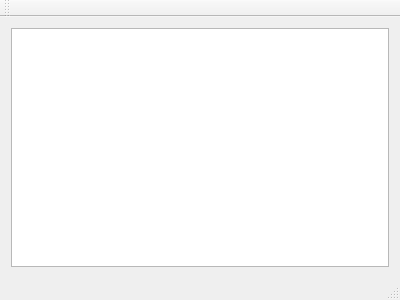
Before: the Qt Designer form biobos_model_test/mainwindow.ui in Drakenhielm/Biobokningssystem, drawn with Qt 5.
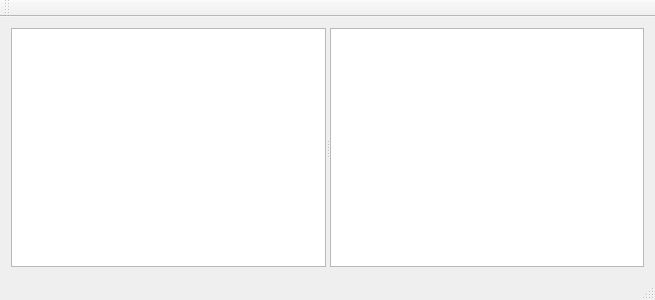
After: the same form once the commit is applied.

Patch:
```diff
--- a/biobos_model_test/mainwindow.ui
+++ b/biobos_model_test/mainwindow.ui
@@ -6,7 +6,7 @@
    <rect>
     <x>0</x>
     <y>0</y>
-    <width>400</width>
+    <width>655</width>
     <height>300</height>
    </rect>
   </property>
@@ -16,7 +16,13 @@
   <widget class="QWidget" name="centralWidget">
    <layout class="QHBoxLayout" name="horizontalLayout">
     <item>
-     <widget class="QTableView" name="tableView"/>
+     <widget class="QSplitter" name="splitter">
+      <property name="orientation">
+       <enum>Qt::Horizontal</enum>
+      </property>
+      <widget class="QTableView" name="tableView"/>
+      <widget class="QTableView" name="tableView_2"/>
+     </widget>
     </item>
    </layout>
   </widget>
```
Left out of the diff: 2 changed lines with no effect on the pictures.
